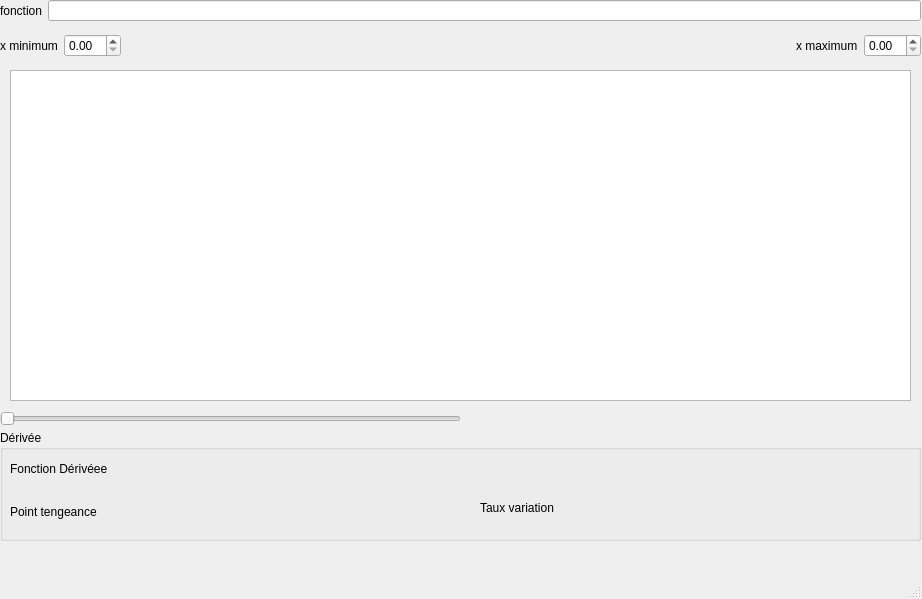
First picture: the form in mainWindow.ui, repository ozielRaymond/TP2, before the edit.
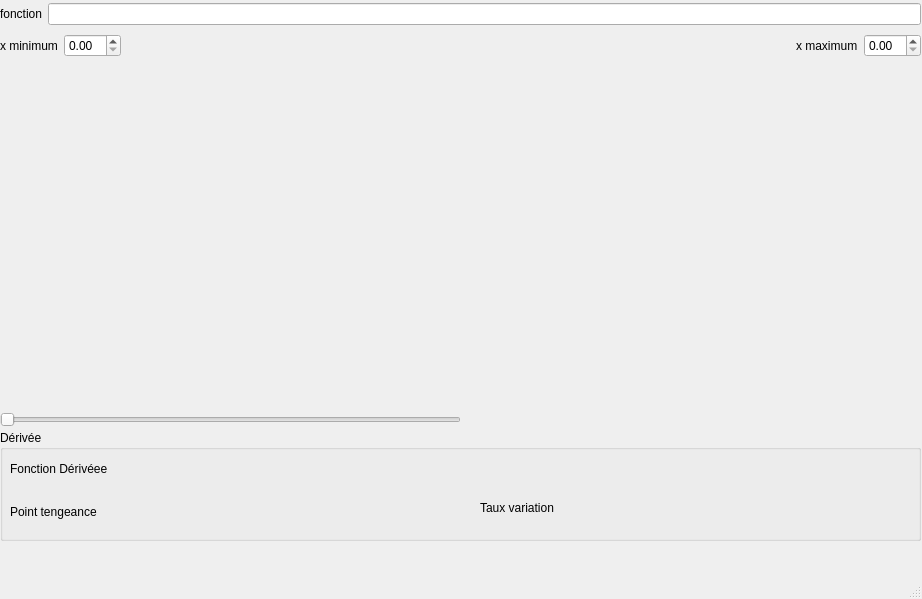
Second picture: the form after the edit.

Commit message: Correction de la logique d'affichage du graphique

Patch:
```diff
--- a/mainWindow.ui
+++ b/mainWindow.ui
@@ -66,23 +66,13 @@
      </layout>
     </widget>
    </widget>
-   <widget class="QGraphicsView" name="graphicsView">
-    <property name="geometry">
-     <rect>
-      <x>10</x>
-      <y>70</y>
-      <width>901</width>
-      <height>331</height>
-     </rect>
-    </property>
-   </widget>
    <widget class="QWidget" name="horizontalLayoutWidget_3">
     <property name="geometry">
      <rect>
       <x>0</x>
       <y>0</y>
       <width>921</width>
-      <height>21</height>
+      <height>28</height>
      </rect>
     </property>
     <layout class="QHBoxLayout" name="horizontalLayout_3">
@@ -104,7 +94,7 @@
       <x>0</x>
       <y>409</y>
       <width>921</width>
-      <height>21</height>
+      <height>22</height>
      </rect>
     </property>
     <layout class="QGridLayout" name="gridLayout">
@@ -175,6 +165,16 @@
      </item>
     </layout>
    </widget>
+   <widget class="QWidget" name="widget" native="true">
+    <property name="geometry">
+     <rect>
+      <x>20</x>
+      <y>80</y>
+      <width>891</width>
+      <height>321</height>
+     </rect>
+    </property>
+   </widget>
   </widget>
   <widget class="QMenuBar" name="menubar">
    <property name="geometry">
```
Left out of the diff: 2 changed lines with no effect on the pictures. The commit also changes 2 other files.
